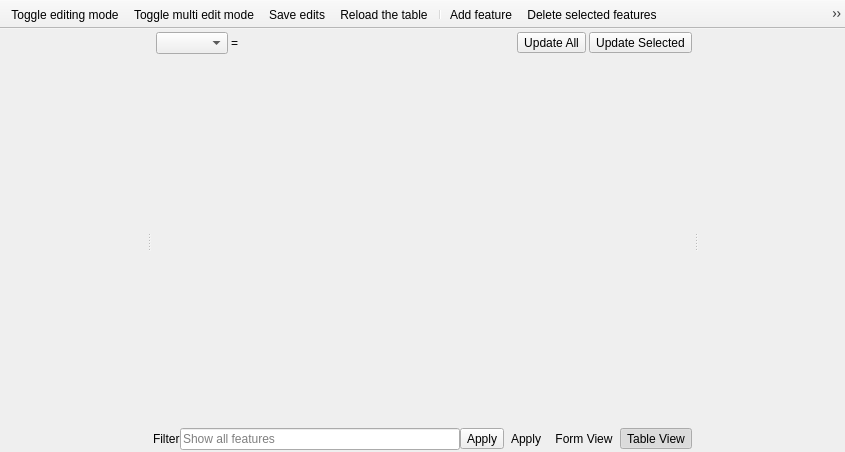
Before: the Qt Designer form qps/ui/attributetablewidget.ui in EnMAP-Box/qgispluginsupport, drawn with Qt 5.
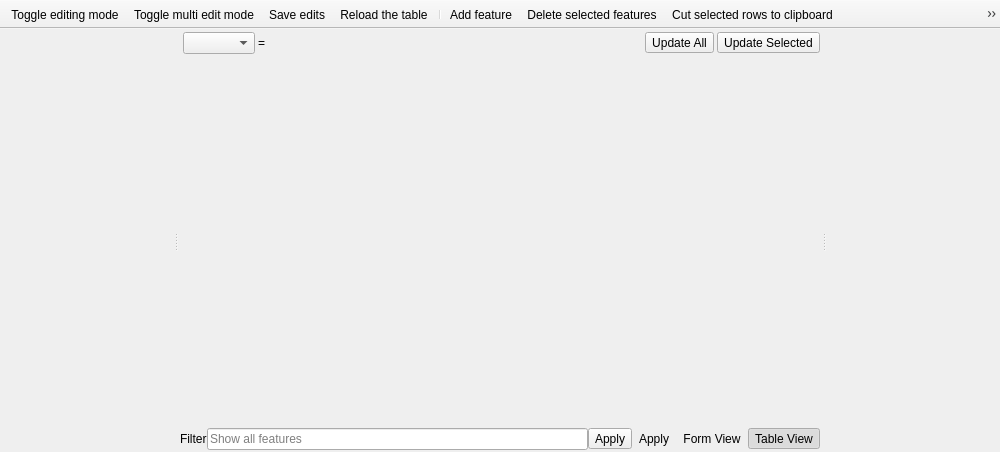
After: the same form once the commit is applied. Icons and pictures are not drawn. Custom widgets are drawn as their Qt base class.

Commit message: cleanup refactored spectral processing widget added organize columns dialog to attributetablewidget.ui

Patch:
```diff
--- a/qps/ui/attributetablewidget.ui
+++ b/qps/ui/attributetablewidget.ui
@@ -6,7 +6,7 @@
    <rect>
     <x>0</x>
     <y>0</y>
-    <width>845</width>
+    <width>1000</width>
     <height>452</height>
    </rect>
   </property>
@@ -300,6 +300,7 @@
    <addaction name="separator"/>
    <addaction name="mActionAddAttribute"/>
    <addaction name="mActionRemoveAttribute"/>
+   <addaction name="mActionOrganizeColumns"/>
    <addaction name="mActionOpenFieldCalculator"/>
    <addaction name="separator"/>
    <addaction name="mActionSetStyles"/>
@@ -638,6 +639,18 @@
     <string>Set Filter</string>
    </property>
   </action>
+  <action name="mActionOrganizeColumns">
+   <property name="icon">
+    <iconset resource="../../../QGIS/images/images.qrc">
+     <normaloff>:/images/themes/default/mActionEditTable.svg</normaloff>:/images/themes/default/mActionEditTable.svg</iconset>
+   </property>
+   <property name="text">
+    <string>Organize Columns</string>
+   </property>
+   <property name="toolTip">
+    <string>Organize Columns</string>
+   </property>
+  </action>
  </widget>
  <customwidgets>
   <customwidget>
```
The commit also changes 15 other files.
